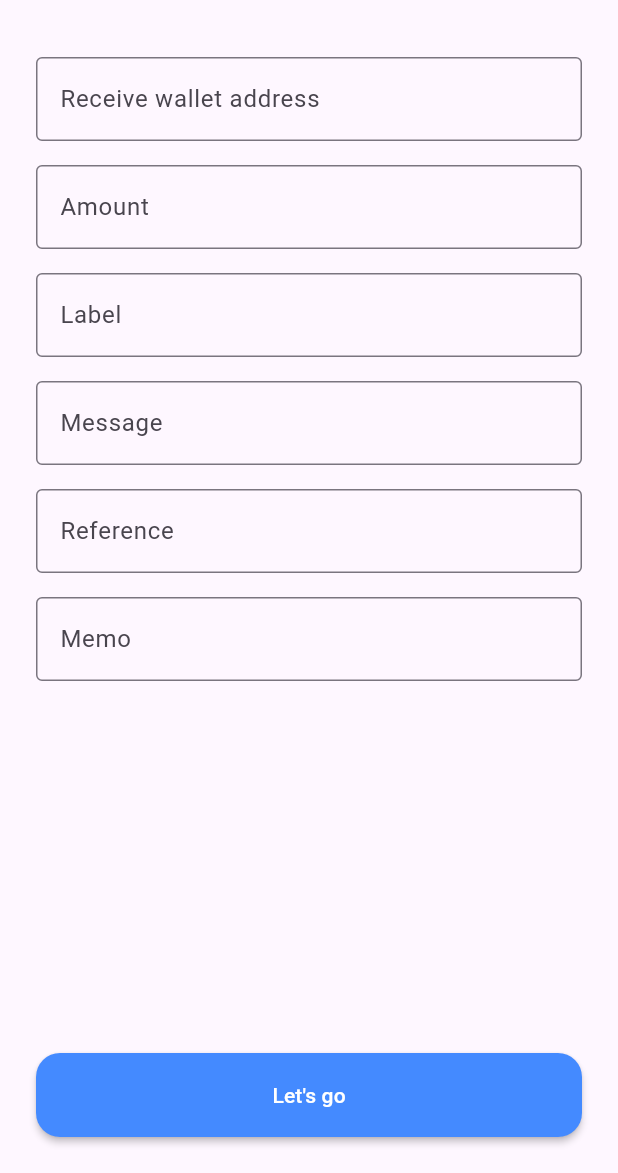
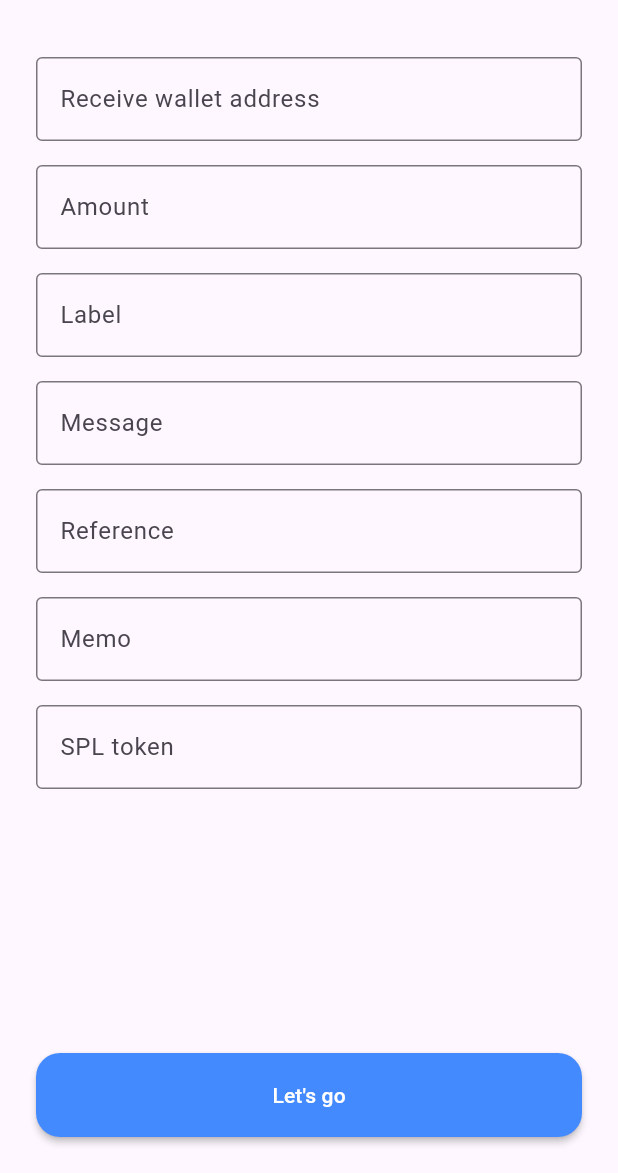
Before and after one commit to kackogut/solana_pay_generator, a Flutter app: the screen it shows after launch, on a phone screen of 412 x 824 dp, the part 63-1236 px from its top. Run offline on Flutter 3.47's test engine with Material 2 defaults, Android fonts, the light colour scheme and no system bars; our stand-ins replace equatable, flutter_bloc, pretty_qr_code.

Commit message:
SPL token address input

```diff
--- a/lib/design/input/base_input.dart
+++ b/lib/design/input/base_input.dart
@@ -4,12 +4,18 @@ class BaseInput extends StatelessWidget {
   final String _labelText;
   final ValueChanged<String>? _onChanged;
   final TextInputType? _keyboardType;
+  final bool _focusable;
 
-  const BaseInput(
-      {super.key, required labelText, required onChanged, keyboardType})
-      : _labelText = labelText,
+  const BaseInput({
+    super.key,
+    required labelText,
+    required onChanged,
+    keyboardType,
+    focusable,
+  })  : _labelText = labelText,
         _onChanged = onChanged,
-        _keyboardType = keyboardType;
+        _keyboardType = keyboardType,
+        _focusable = focusable ?? true;
 
   @override
   Widget build(BuildContext context) {
@@ -20,6 +26,12 @@ class BaseInput extends StatelessWidget {
       ),
       onChanged: _onChanged,
       keyboardType: _keyboardType,
+      focusNode: _focusable ? null : AlwaysDisabledFocusNode(),
     );
   }
 }
+
+class AlwaysDisabledFocusNode extends FocusNode {
+  @override
+  bool get hasFocus => false;
+}
--- a/lib/feature/input/bloc/parameters_input_cubit.dart
+++ b/lib/feature/input/bloc/parameters_input_cubit.dart
@@ -1,4 +1,5 @@
 import 'package:flutter_bloc/flutter_bloc.dart';
+import 'package:sol_pay_gen/data/token/spl_tokens.dart';
 import 'package:sol_pay_gen/feature/input/bloc/parameters_input_state.dart';
 
 class ParametersInputCubit extends Cubit<ParametersInputState> {
@@ -11,6 +12,7 @@ class ParametersInputCubit extends Cubit<ParametersInputState> {
       memo: null,
       message: null,
       label: null,
+      splTokenAddress: null,
     ),
   );
 
@@ -33,4 +35,8 @@ class ParametersInputCubit extends Cubit<ParametersInputState> {
   void onReferenceChange(String reference) {
     emit(state.copyWith(reference: reference));
   }
+
+  void onSplTokenChange(String token) {
+    emit(state.copyWith(splTokenAddress: token));
   }
+}
--- a/lib/feature/input/bloc/parameters_input_state.dart
+++ b/lib/feature/input/bloc/parameters_input_state.dart
@@ -7,6 +7,7 @@ class ParametersInputState extends Equatable {
   final String? label;
   final String? message;
   final String? memo;
+  final String? splTokenAddress;
 
   const ParametersInputState({
     required this.address,
@@ -15,6 +16,7 @@ class ParametersInputState extends Equatable {
     required this.label,
     required this.message,
     required this.memo,
+    required this.splTokenAddress
   });
 
   @override
@@ -25,6 +27,7 @@ class ParametersInputState extends Equatable {
         label,
         message,
         memo,
+    splTokenAddress,
       ];
 
   ParametersInputState copyWith({
@@ -34,6 +37,7 @@ class ParametersInputState extends Equatable {
     String? message,
     String? reference,
     String? memo,
+    String? splTokenAddress,
   }) =>
       ParametersInputState(
         address: address ?? this.address,
@@ -42,5 +46,6 @@ class ParametersInputState extends Equatable {
         message: message ?? this.message,
         reference: reference ?? this.reference,
         memo: memo ?? this.memo,
+        splTokenAddress: splTokenAddress ?? this.splTokenAddress,
       );
 }
--- a/lib/feature/input/parameters_input_screen.dart
+++ b/lib/feature/input/parameters_input_screen.dart
@@ -1,5 +1,6 @@
 import 'package:flutter/material.dart';
 import 'package:flutter_bloc/flutter_bloc.dart';
+import 'package:sol_pay_gen/data/token/spl_tokens.dart';
 import 'package:sol_pay_gen/feature/input/bloc/parameters_input_cubit.dart';
 import 'package:sol_pay_gen/feature/qr/bloc/qr_generator_cubit.dart';
 import 'package:sol_pay_gen/feature/qr/bloc/qr_generator_state.dart';
@@ -38,8 +39,7 @@ class InputBody extends StatelessWidget {
   final ParametersInputState state;
 
   @override
-  Widget build(BuildContext context) {
-    return Column(
+  Widget build(BuildContext context) => Column(
       mainAxisSize: MainAxisSize.max,
       crossAxisAlignment: CrossAxisAlignment.stretch,
       children: [
@@ -54,9 +54,7 @@ class InputBody extends StatelessWidget {
                     .read<ParametersInputCubit>()
                     .onAddressChange(address),
               ),
-
               const Padding(padding: EdgeInsets.only(top: 16.0)),
-
               BaseInput(
                 labelText: 'Amount',
                 keyboardType: TextInputType.number,
@@ -64,45 +62,39 @@ class InputBody extends StatelessWidget {
                     .read<ParametersInputCubit>()
                     .onAmountChange(address),
               ),
-
               const Padding(padding: EdgeInsets.only(top: 16.0)),
-
               BaseInput(
                 labelText: 'Label',
-                keyboardType: TextInputType.number,
-                onChanged: (text) => context
-                    .read<ParametersInputCubit>()
-                    .onLabelChange(text),
+                onChanged: (text) =>
+                    context.read<ParametersInputCubit>().onLabelChange(text),
               ),
-
               const Padding(padding: EdgeInsets.only(top: 16.0)),
-
               BaseInput(
                 labelText: 'Message',
-                keyboardType: TextInputType.number,
-                onChanged: (text) => context
-                    .read<ParametersInputCubit>()
-                    .onMessageChange(text),
+                onChanged: (text) =>
+                    context.read<ParametersInputCubit>().onMessageChange(text),
               ),
-
               const Padding(padding: EdgeInsets.only(top: 16.0)),
-
               BaseInput(
                 labelText: 'Reference',
-                keyboardType: TextInputType.number,
                 onChanged: (address) => context
                     .read<ParametersInputCubit>()
                     .onReferenceChange(address),
               ),
-
+              const Padding(padding: EdgeInsets.only(top: 16.0)),
+              BaseInput(
+                labelText: 'Memo',
+                onChanged: (address) => context
+                    .read<ParametersInputCubit>()
+                    .onReferenceChange(address),
+              ),
               const Padding(padding: EdgeInsets.only(top: 16.0)),
 
               BaseInput(
-                labelText: 'Memo',
-                keyboardType: TextInputType.number,
-                onChanged: (address) => context
+                labelText: 'SPL token',
+                onChanged: (token) => context
                     .read<ParametersInputCubit>()
-                    .onReferenceChange(address),
+                    .onSplTokenChange(token),
               ),
             ],
           ),
@@ -125,5 +117,4 @@ class InputBody extends StatelessWidget {
         )
       ],
     );
-  }
 }
```
Lines whose indentation alone changed are shown as unchanged.
